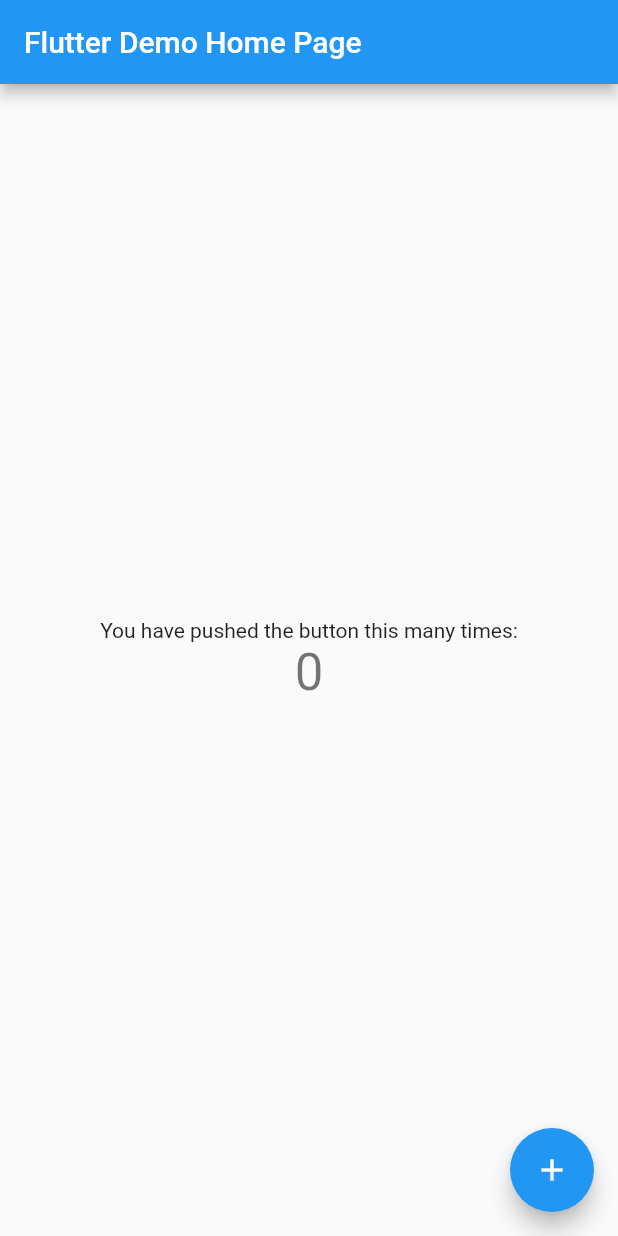
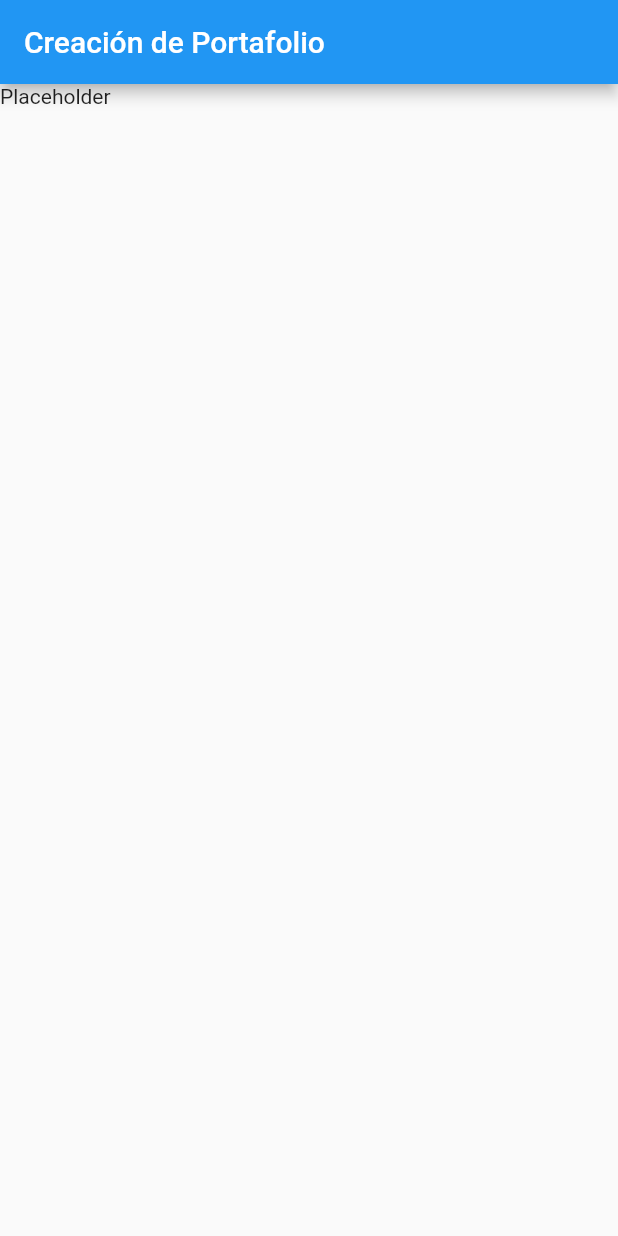
Before and after one commit to LaloCo/StockPortfolioCreation_Mobile, a Flutter app: the screen it shows after launch, on a phone screen of 412 x 824 dp. Run offline on Flutter 3.47's test engine with Material 2 defaults, Android fonts, the phone set to English and light mode, and no system bars.

Commit message:
Add main page

```diff
--- a/lib/main.dart
+++ b/lib/main.dart
@@ -1,117 +1,18 @@
 import 'package:flutter/material.dart';
+import 'screens/main_screen.dart';
 
-void main() {
-  runApp(MyApp());
-}
+void main() => runApp(MyApp());
 
 class MyApp extends StatelessWidget {
   // This widget is the root of your application.
   @override
   Widget build(BuildContext context) {
     return MaterialApp(
-      title: 'Flutter Demo',
-      theme: ThemeData(
-        // This is the theme of your application.
-        //
-        // Try running your application with "flutter run". You'll see the
-        // application has a blue toolbar. Then, without quitting the app, try
-        // changing the primarySwatch below to Colors.green and then invoke
-        // "hot reload" (press "r" in the console where you ran "flutter run",
-        // or simply save your changes to "hot reload" in a Flutter IDE).
-        // Notice that the counter didn't reset back to zero; the application
-        // is not restarted.
-        primarySwatch: Colors.blue,
-        // This makes the visual density adapt to the platform that you run
-        // the app on. For desktop platforms, the controls will be smaller and
-        // closer together (more dense) than on mobile platforms.
-        visualDensity: VisualDensity.adaptivePlatformDensity,
-      ),
-      home: MyHomePage(title: 'Flutter Demo Home Page'),
+      title: 'Creación de Portafolio',
+      initialRoute: MainScreen.route,
+      routes: {
+        MainScreen.route: (context) => MainScreen(),
+      },
     );
   }
 }
-
-class MyHomePage extends StatefulWidget {
-  MyHomePage({Key key, this.title}) : super(key: key);
-
-  // This widget is the home page of your application. It is stateful, meaning
-  // that it has a State object (defined below) that contains fields that affect
-  // how it looks.
-
-  // This class is the configuration for the state. It holds the values (in this
-  // case the title) provided by the parent (in this case the App widget) and
-  // used by the build method of the State. Fields in a Widget subclass are
-  // always marked "final".
-
-  final String title;
-
-  @override
-  _MyHomePageState createState() => _MyHomePageState();
-}
-
-class _MyHomePageState extends State<MyHomePage> {
-  int _counter = 0;
-
-  void _incrementCounter() {
-    setState(() {
-      // This call to setState tells the Flutter framework that something has
-      // changed in this State, which causes it to rerun the build method below
-      // so that the display can reflect the updated values. If we changed
-      // _counter without calling setState(), then the build method would not be
-      // called again, and so nothing would appear to happen.
-      _counter++;
-    });
-  }
-
-  @override
-  Widget build(BuildContext context) {
-    // This method is rerun every time setState is called, for instance as done
-    // by the _incrementCounter method above.
-    //
-    // The Flutter framework has been optimized to make rerunning build methods
-    // fast, so that you can just rebuild anything that needs updating rather
-    // than having to individually change instances of widgets.
-    return Scaffold(
-      appBar: AppBar(
-        // Here we take the value from the MyHomePage object that was created by
-        // the App.build method, and use it to set our appbar title.
-        title: Text(widget.title),
-      ),
-      body: Center(
-        // Center is a layout widget. It takes a single child and positions it
-        // in the middle of the parent.
-        child: Column(
-          // Column is also a layout widget. It takes a list of children and
-          // arranges them vertically. By default, it sizes itself to fit its
-          // children horizontally, and tries to be as tall as its parent.
-          //
-          // Invoke "debug painting" (press "p" in the console, choose the
-          // "Toggle Debug Paint" action from the Flutter Inspector in Android
-          // Studio, or the "Toggle Debug Paint" command in Visual Studio Code)
-          // to see the wireframe for each widget.
-          //
-          // Column has various properties to control how it sizes itself and
-          // how it positions its children. Here we use mainAxisAlignment to
-          // center the children vertically; the main axis here is the vertical
-          // axis because Columns are vertical (the cross axis would be
-          // horizontal).
-          mainAxisAlignment: MainAxisAlignment.center,
-          children: <Widget>[
-            Text(
-              'You have pushed the button this many times:',
-            ),
-            Text(
-              '$_counter',
-              style: Theme.of(context).textTheme.headline4,
-            ),
-          ],
-        ),
-      ),
-      floatingActionButton: FloatingActionButton(
-        onPressed: _incrementCounter,
-        tooltip: 'Increment',
-        child: Icon(Icons.add),
-      ), // This trailing comma makes auto-formatting nicer for build methods.
-    );
-  }
-}
--- /dev/null
+++ b/lib/screens/main_screen.dart
@@ -0,0 +1,24 @@
+import 'package:flutter/material.dart';
+
+class MainScreen extends StatefulWidget {
+  static const String route = '/main';
+
+  @override
+  _MainScreenState createState() => _MainScreenState();
+}
+
+class _MainScreenState extends State<MainScreen> {
+  @override
+  Widget build(BuildContext context) {
+    return Scaffold(
+      appBar: AppBar(
+        title: Text('Creación de Portafolio'),
+      ),
+      body: SafeArea(
+        child: Text(
+          'Placeholder',
+        ),
+      ),
+    );
+  }
+}
```
